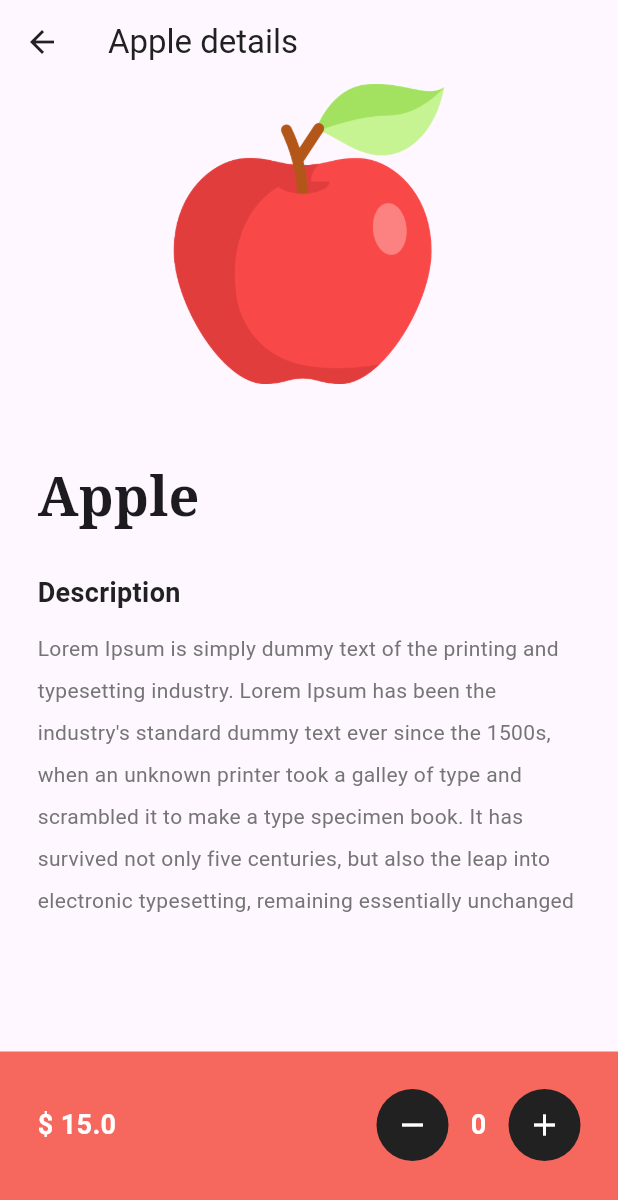
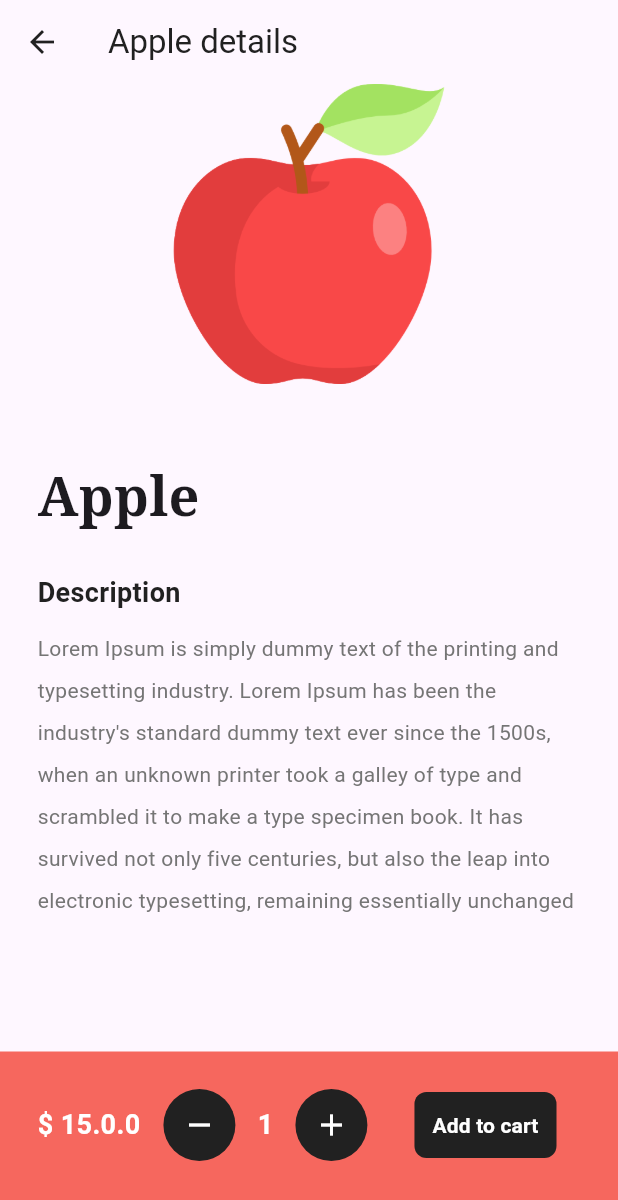
Before and after one commit to alohadancemeow/mini_grocery_store, a Flutter app: the screen it shows after launch, after a tap on "Shop Now", after a tap on "Apple", on a phone screen of 412 x 824 dp. Shown: the top 1200 px of the screen. Run offline on Flutter 3.47's test engine with Material 3 defaults, Android fonts, the phone set to English and light mode, and no system bars; our stand-ins replace google_fonts.

Commit message:
✅ chnage a bit

```diff
--- a/lib/components/my_floating_button.dart
+++ b/lib/components/my_floating_button.dart
@@ -2,11 +2,10 @@ import 'package:flutter/material.dart';
 import 'package:mini_grocery_store/models/cart_model.dart';
 import 'package:provider/provider.dart';
 
-// ignore: must_be_immutable
 class MyFloatingButton extends StatelessWidget {
-  void Function()? onPressed;
+  final void Function()? onPressed;
 
-  MyFloatingButton({
+  const MyFloatingButton({
     super.key,
     required this.onPressed,
   });
@@ -28,7 +27,7 @@ class MyFloatingButton extends StatelessWidget {
               ),
 
               // show badge
-              value.cartItems.length != 0
+              value.cartItems.isNotEmpty
                   ? Container(
                       padding: const EdgeInsets.all(5),
                       constraints: const BoxConstraints(
--- a/lib/main.dart
+++ b/lib/main.dart
@@ -16,6 +16,7 @@ class MainApp extends StatelessWidget {
     return ChangeNotifierProvider(
       create: (context) => CartModel(),
       child: MaterialApp(
+        title: 'Mini Grocery Store',
         home: const IntroPage(),
         routes: {
           '/cartpage': (context) => const CartPage(),
--- a/lib/models/item.dart
+++ b/lib/models/item.dart
@@ -12,9 +12,4 @@ class Item {
     required this.imagePath,
     required this.color,
   });
-
-  // String get _name => name;
-  // String get _price => price;
-  // String get _imagePath => imagePath;
-  // Color get _color => color;
 }
--- a/lib/pages/item_detail.dart
+++ b/lib/pages/item_detail.dart
@@ -17,32 +17,33 @@ class ItemDetailPage extends StatefulWidget {
 }
 
 class _ItemDetailPageState extends State<ItemDetailPage> {
-  int quantityCount = 0;
+  int quantityCount = 1;
 
   void decrementQuantity() {
     setState(() {
-      if (quantityCount > 0) {
+      if (quantityCount > 1) {
         quantityCount--;
       }
     });
-    removeFromCart();
   }
 
   void incrementQuantity() {
     setState(() {
       quantityCount++;
     });
-    addToCart();
   }
 
-  // add and remove item from cart
-  void addToCart() =>
-      context.read<CartModel>().addItemToCart(widget.item, quantityCount);
-  void removeFromCart() =>
-      context.read<CartModel>().removeItemFromCart(widget.item);
+  void addToCart() {
+    context.read<CartModel>().addItemToCart(widget.item, quantityCount);
+    setState(() {
+      quantityCount = 1;
+    });
+  }
 
   @override
   Widget build(BuildContext context) {
+    final estimatedPrice = double.parse(widget.item.price) * quantityCount;
+
     return Scaffold(
       appBar: AppBar(
         title: Text("${widget.item.name} details"),
@@ -102,7 +103,7 @@ class _ItemDetailPageState extends State<ItemDetailPage> {
                   mainAxisAlignment: MainAxisAlignment.spaceBetween,
                   children: [
                     Text(
-                      '\$ ${widget.item.price}',
+                      '\$ $estimatedPrice.0',
                       style: const TextStyle(
                         color: Colors.white,
                         fontWeight: FontWeight.bold,
@@ -151,6 +152,28 @@ class _ItemDetailPageState extends State<ItemDetailPage> {
                           ),
                         )
                       ],
+                    ),
+                    MaterialButton(
+                      onPressed: addToCart,
+                      child: Container(
+                        decoration: BoxDecoration(
+                          // border: Border.all(color: Colors.green.shade100),
+                          borderRadius: BorderRadius.circular(8),
+                          color: Colors.grey[900],
+                        ),
+                        padding: const EdgeInsets.all(12),
+                        child: const Row(
+                          children: [
+                            Text(
+                              "Add to cart",
+                              style: TextStyle(
+                                color: Colors.white,
+                                fontWeight: FontWeight.bold,
+                              ),
+                            ),
+                          ],
+                        ),
+                      ),
                     )
                   ],
                 ),
```
